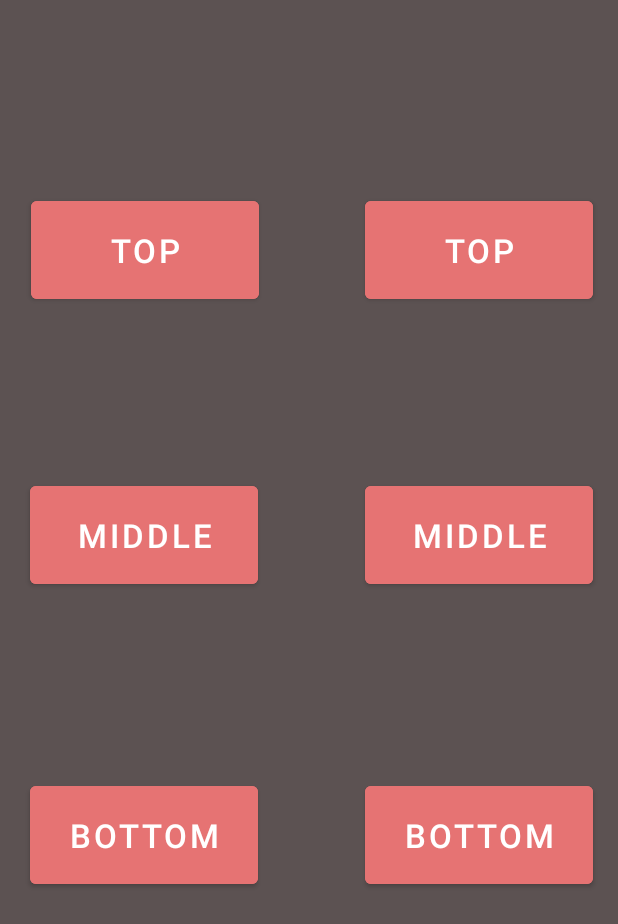
After one commit to AdityaK2905/TalonScoutingApp2023, an Android app: the layout teleop_screen.xml on its own in the app's theme, with its tools: preview values and no code run, on a phone screen of 412 x 824 dp. The commit adds this screen. Shown: the top 924 px of the screen. Run offline under Robolectric (Android 15) with nearby library versions, the phone set to English and light mode, and no system bars.

Commit message:
teleop screen & global colors

```diff
--- /dev/null
+++ b/app/src/main/res/layout/teleop_screen.xml
@@ -0,0 +1,103 @@
+<?xml version="1.0" encoding="utf-8"?>
+<androidx.constraintlayout.widget.ConstraintLayout xmlns:android="http://schemas.android.com/apk/res/android"
+    xmlns:app="http://schemas.android.com/apk/res-auto"
+    xmlns:tools="http://schemas.android.com/tools"
+    android:layout_width="match_parent"
+    android:layout_height="match_parent"
+    android:background="#807171"
+    android:backgroundTint="#5C5252"
+
+
+
+
+
+
+
+
+
+    >
+
+    <Button
+        android:id="@+id/ConeTopButton"
+        android:layout_width="152dp"
+        android:layout_height="77dp"
+        android:backgroundTint="#E67373"
+        android:text="Top"
+        android:textSize="22dp"
+        app:layout_constraintBottom_toBottomOf="parent"
+        app:layout_constraintEnd_toEndOf="parent"
+        app:layout_constraintHorizontal_bias="0.079"
+        app:layout_constraintStart_toStartOf="parent"
+        app:layout_constraintTop_toTopOf="parent"
+        app:layout_constraintVertical_bias="0.171" />
+
+    <Button
+        android:id="@+id/cubeTopButton"
+        android:layout_width="152dp"
+        android:layout_height="77dp"
+        android:backgroundTint="#E67373"
+        android:text="Top"
+        android:textSize="22dp"
+        app:layout_constraintBottom_toBottomOf="parent"
+        app:layout_constraintEnd_toEndOf="parent"
+        app:layout_constraintHorizontal_bias="0.937"
+        app:layout_constraintStart_toStartOf="parent"
+        app:layout_constraintTop_toTopOf="parent"
+        app:layout_constraintVertical_bias="0.171" />
+
+    <Button
+        android:id="@+id/coneMidButton"
+        android:layout_width="152dp"
+        android:layout_height="77dp"
+        android:backgroundTint="#E67373"
+        android:text="Middle"
+        android:textSize="22dp"
+        app:layout_constraintBottom_toBottomOf="parent"
+        app:layout_constraintEnd_toEndOf="parent"
+        app:layout_constraintHorizontal_bias="0.078"
+        app:layout_constraintStart_toStartOf="parent"
+        app:layout_constraintTop_toTopOf="parent"
+        app:layout_constraintVertical_bias="0.426" />
+
+    <Button
+        android:id="@+id/cubeMidButton"
+        android:layout_width="152dp"
+        android:layout_height="77dp"
+        android:backgroundTint="#E67373"
+        android:text="Middle"
+        android:textSize="22dp"
+        app:layout_constraintBottom_toBottomOf="parent"
+        app:layout_constraintEnd_toEndOf="parent"
+        app:layout_constraintHorizontal_bias="0.937"
+        app:layout_constraintStart_toStartOf="parent"
+        app:layout_constraintTop_toTopOf="parent"
+        app:layout_constraintVertical_bias="0.426" />
+
+    <Button
+        android:id="@+id/coneBottomButton"
+        android:layout_width="152dp"
+        android:layout_height="77dp"
+        android:backgroundTint="#E67373"
+        android:text="Bottom"
+        android:textSize="22dp"
+        app:layout_constraintBottom_toBottomOf="parent"
+        app:layout_constraintEnd_toEndOf="parent"
+        app:layout_constraintHorizontal_bias="0.078"
+        app:layout_constraintStart_toStartOf="parent"
+        app:layout_constraintTop_toTopOf="parent"
+        app:layout_constraintVertical_bias="0.694" />
+
+    <Button
+        android:id="@+id/cubeBottomButton"
+        android:layout_width="152dp"
+        android:layout_height="77dp"
+        android:backgroundTint="#E67373"
+        android:text="Bottom"
+        android:textSize="22dp"
+        app:layout_constraintBottom_toBottomOf="parent"
+        app:layout_constraintEnd_toEndOf="parent"
+        app:layout_constraintHorizontal_bias="0.937"
+        app:layout_constraintStart_toStartOf="parent"
+        app:layout_constraintTop_toTopOf="parent"
+        app:layout_constraintVertical_bias="0.694" />
+</androidx.constraintlayout.widget.ConstraintLayout>
--- a/app/src/main/res/values/colors.xml
+++ b/app/src/main/res/values/colors.xml
@@ -7,4 +7,6 @@
     <color name="teal_700">#FF018786</color>
     <color name="black">#FF000000</color>
     <color name="white">#FFFFFFFF</color>
+    <color name="bgpink">#E67373</color>
+    //bgpink = bubble gum pink
 </resources>
```
